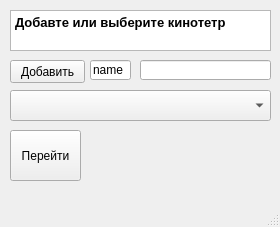
First picture: the form in chain.ui, repository AnastasiaPotapova/Cinematic, before the edit.
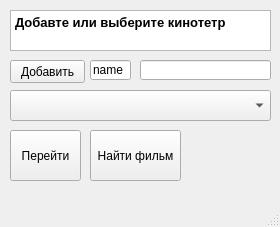
Second picture: the form after the edit.

```diff
--- a/chain.ui
+++ b/chain.ui
@@ -90,6 +90,19 @@
 &lt;p style=&quot; margin-top:0px; margin-bottom:0px; margin-left:0px; margin-right:0px; -qt-block-indent:0; text-indent:0px;&quot;&gt;&lt;span style=&quot; font-size:10pt; font-weight:600;&quot;&gt;Добавте или выберите кинотетр&lt;/span&gt;&lt;/p&gt;&lt;/body&gt;&lt;/html&gt;</string>
     </property>
    </widget>
+   <widget class="QPushButton" name="search_film">
+    <property name="geometry">
+     <rect>
+      <x>90</x>
+      <y>130</y>
+      <width>91</width>
+      <height>51</height>
+     </rect>
+    </property>
+    <property name="text">
+     <string>Найти фильм</string>
+    </property>
+   </widget>
   </widget>
   <widget class="QMenuBar" name="menubar">
    <property name="geometry">
```
